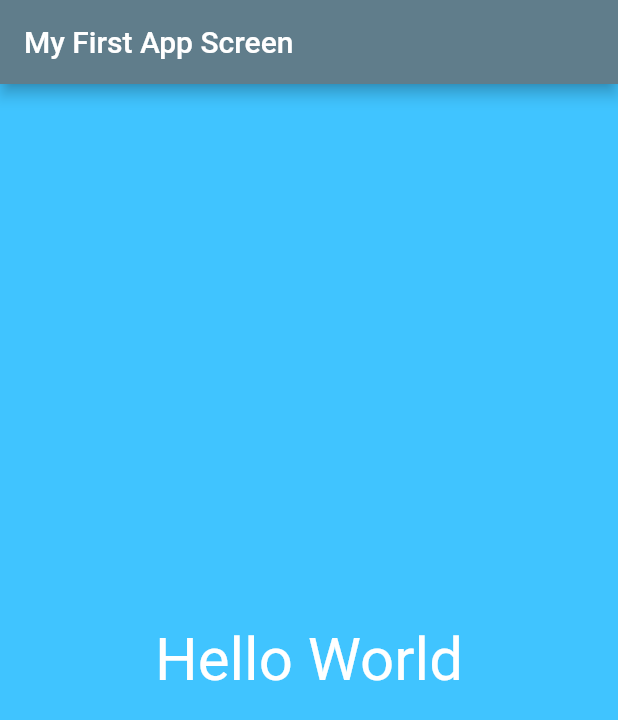
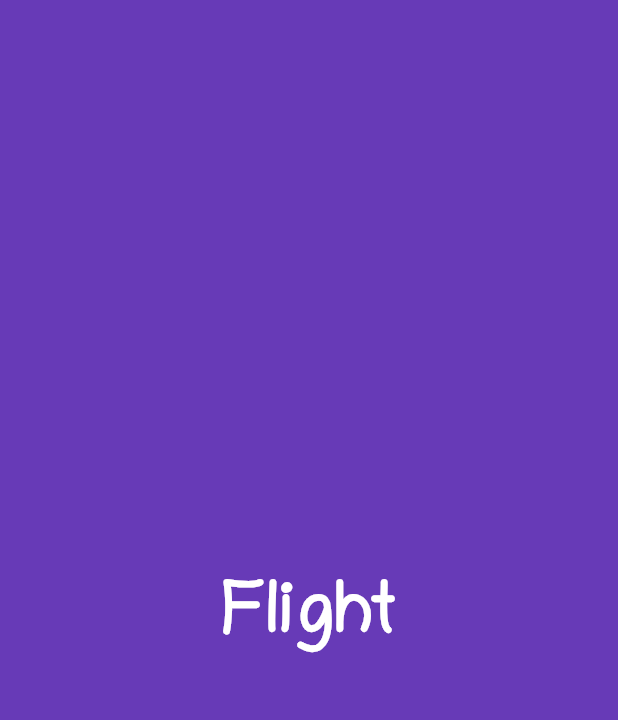
Before and after one commit to shubhampokhrel81/flutterapp1, a Flutter app: the screen it shows after launch, on a phone screen of 412 x 824 dp. Shown: the top 720 px of the screen. Run offline on Flutter 3.47's test engine with Material 2 defaults, Android fonts, the phone set to English and light mode, and no system bars.

Commit message:
Text widgets and fonts

```diff
--- /dev/null
+++ b/flutterapp/lib/app_screens/home.dart
@@ -0,0 +1,23 @@
+import "package:flutter/material.dart";
+
+class Home extends StatelessWidget{
+  @override
+  Widget build(BuildContext context) {
+    return Center(
+        child : Container(
+          alignment: Alignment.center,
+          color: Colors.deepPurple,
+          child: Text(
+              "Flight",
+              textDirection:TextDirection.ltr,
+              style: TextStyle(
+                decoration: TextDecoration.none,
+                fontFamily: 'Chilanka',
+                fontWeight: FontWeight.w600,
+                color: Colors.white,
+              ),
+          ),
+      )
+    );
+  }
+}
--- a/flutterapp/lib/main.dart
+++ b/flutterapp/lib/main.dart
@@ -1,26 +1,9 @@
-import 'package:flutter/material.dart';
+import "package:flutter/material.dart";
+import 'app_screens/home.dart';
 
-void main() => runApp(FirstApp());
-
-class FirstApp extends StatelessWidget{
-  @override
-  Widget build(BuildContext context) {
-    return MaterialApp(
-      title: "My Flutter App",
-      home: Scaffold(
-        appBar: AppBar(title: Text("My First App Screen"),backgroundColor: Colors.blueGrey,),
-        body: Material(
-          color: Colors.lightBlueAccent,
-          child: Center(
-            child: Text(
-              "Hello World",
-              textDirection: TextDirection.ltr,
-              style: TextStyle(color: Colors.white,fontSize: 40.0),
-            ),
-          ),
-        ),
-      ),
-    );
-  }
-
+void main() {
+  runApp(MaterialApp(
+    title: "Explore UI Widgets",
+    home: Home(),
+  ));
 }
```
Also changed, not shown: flutterapp/pubspec.yaml (+10 -12 lines), flutterapp/fonts/Chilanka-Regular.ttf (added), flutterapp/fonts/PlayfairDisplay-Bold.ttf (added), flutterapp/fonts/PlayfairDisplay-Regular.ttf (added), flutterapp/lib/app_screens/first_screen.dart (deleted), 1 other file.
